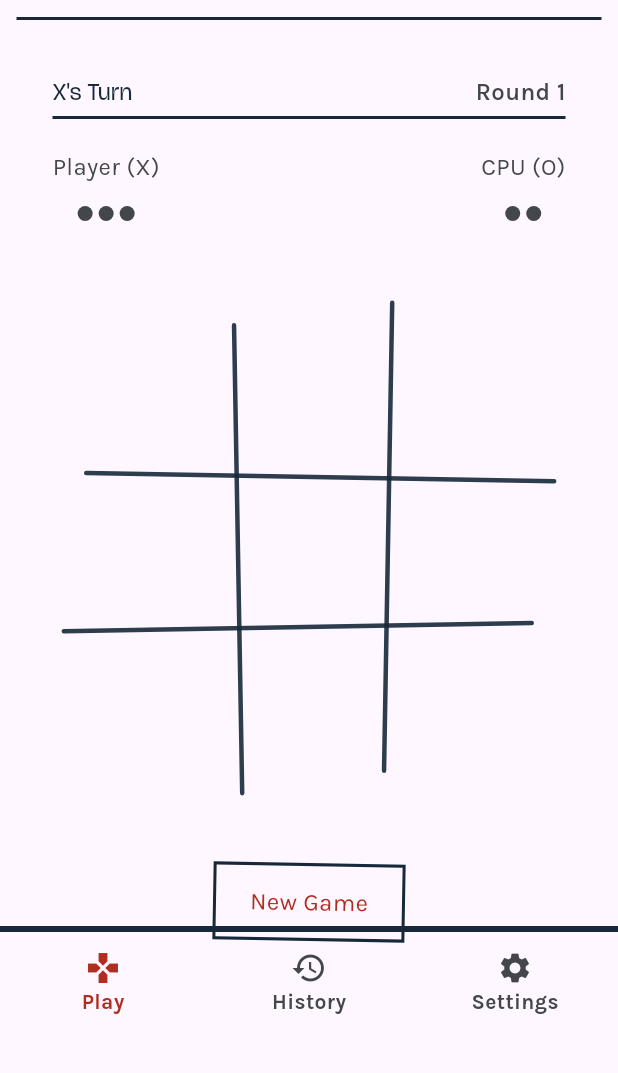
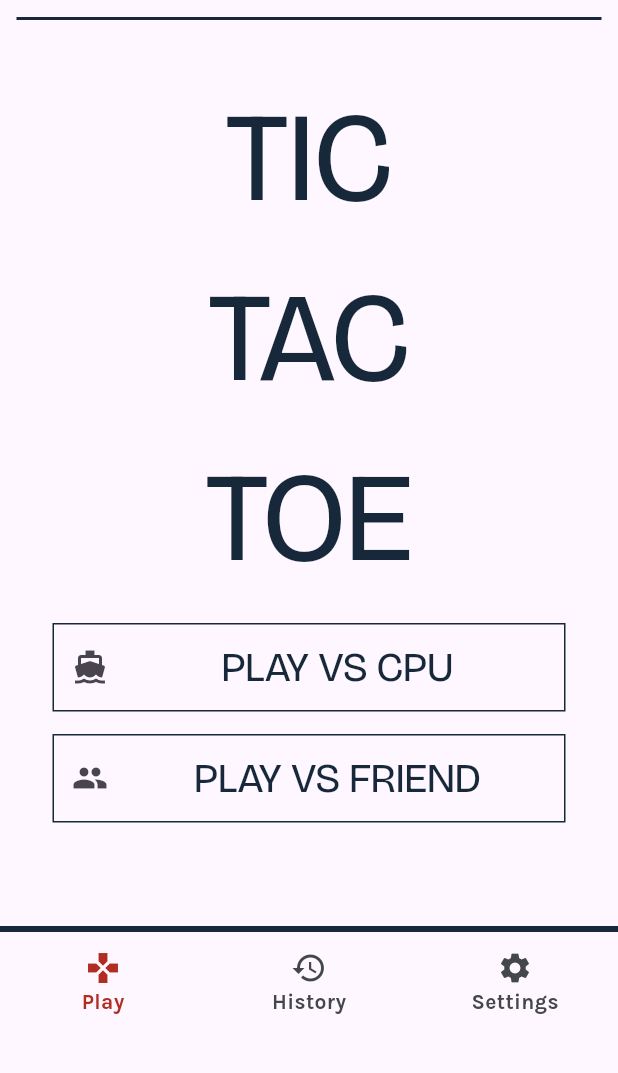
Before and after one commit to ujjwaltwitx/tic_tac_toe, a Flutter app: the screen it shows after launch, on a phone screen of 412 x 824 dp, the part 127-1200 px from its top. Run offline on Flutter 3.47's test engine with Material 3 defaults, Android fonts, the phone set to English and light mode, and no system bars.

Commit message:
UI: Creted Home Page

```diff
--- /dev/null
+++ b/lib/feature/game/ui/screens/mainmenu_screen.dart
@@ -0,0 +1,179 @@
+// import 'dart:math';
+
+// import 'package:flutter/material.dart';
+// import 'package:tic_tac_toe/feature/game/domain/game_board_engine.dart';
+// import 'package:tic_tac_toe/feature/game/ui/widgets/game_board_widget.dart';
+// import 'package:tic_tac_toe/shared/custom_theme_data.dart';
+import 'package:tic_tac_toe/shared/custom_theme_data.dart';
+import 'package:tic_tac_toe/shared/widgets/navbar_widget.dart';
+
+import 'package:flutter/material.dart';
+
+class MyWidget extends StatelessWidget {
+  const MyWidget({super.key});
+
+  @override
+  Widget build(BuildContext context) {
+    return Scaffold(
+      body: Container(
+        width: MediaQuery.of(context).size.width,
+        height: MediaQuery.of(context).size.height,
+        padding: EdgeInsets.only(top: 50),
+
+        child: Stack(
+          alignment: Alignment.center,
+          children: [
+            Positioned(top: 0, child: _topBar()),
+
+            Positioned(
+              top: 80,
+              child: Container(height: 386, width: 185, child: tic_toe_logo()),
+            ),
+
+            Positioned(
+              top: 450,
+              child: Column(
+                children: [
+                  Container(
+                    height: 59,
+                    width: 342,
+                    decoration: BoxDecoration(
+                      border: Border.all(color: Color(0xff162839)),
+                    ),
+                    child: PlayVSCPU(),
+                  ),
+
+                  SizedBox(height: 15),
+
+                  Container(
+                    height: 59,
+                    width: 342,
+                    decoration: BoxDecoration(
+                      border: Border.all(color: Color(0xff162839)),
+                    ),
+                    child: PlaywithFriend(),
+                  ),
+                ],
+              ),
+            ),
+
+            Positioned(bottom: 50, child: CustomNavigationBar()),
+          ],
+        ),
+      ),
+    );
+  }
+
+  Positioned PlayVSCPU() {
+    return Positioned(
+      child: Row(
+        mainAxisSize: MainAxisSize.max,
+        mainAxisAlignment: MainAxisAlignment.spaceBetween,
+        children: [
+          IconButton(onPressed: () {}, icon: Icon(Icons.directions_boat)),
+          Text(
+            "PLAY VS CPU",
+            style: TextStyle(
+              fontSize: 28,
+              fontWeight: FontWeight.normal,
+              fontFamily: CustomThemeData.fontFamilyBricolage,
+              color: Color(0xff162839),
+            ),
+          ),
+          SizedBox(width: 10),
+        ],
+      ),
+    );
+  }
+
+  Positioned PlaywithFriend() {
+    return Positioned(
+      child: Row(
+        mainAxisSize: MainAxisSize.max,
+        mainAxisAlignment: MainAxisAlignment.spaceBetween,
+        children: [
+          IconButton(onPressed: () {}, icon: Icon(Icons.people)),
+          Text(
+            "PLAY VS FRIEND",
+            style: TextStyle(
+              fontSize: 28,
+              fontWeight: FontWeight.normal,
+              fontFamily: CustomThemeData.fontFamilyBricolage,
+              color: Color(0xff162839),
+            ),
+          ),
+          SizedBox(width: 10),
+        ],
+      ),
+    );
+  }
+
+  Widget _topBar() {
+    return Container(
+      width: 390,
+      height: 48,
+      alignment: Alignment.center,
+      decoration: BoxDecoration(
+        border: Border(bottom: BorderSide(color: Color(0xff162839), width: 2)),
+      ),
+      child: Row(
+        mainAxisSize: MainAxisSize.max,
+        mainAxisAlignment: MainAxisAlignment.spaceBetween,
+        children: [
+          IconButton(onPressed: () {}, icon: Icon(Icons.menu)),
+          Text(
+            "Tic Tac Toe",
+            style: TextStyle(
+              fontSize: 16,
+              fontWeight: FontWeight.normal,
+              fontFamily: CustomThemeData.fontFamilyBricolage,
+              color: Color(0xff162839),
+            ),
+          ),
+          IconButton(onPressed: () {}, icon: Icon(Icons.settings)),
+        ],
+      ),
+    );
+  }
+}
+
+class tic_toe_logo extends StatelessWidget {
+  const tic_toe_logo({super.key});
+
+  @override
+  Widget build(BuildContext context) {
+    return Column(
+      //mainAxisAlignment: MainAxisAlignment.spaceBetween,
+      crossAxisAlignment: CrossAxisAlignment.center,
+      children: [
+        Text(
+          "TIC",
+          style: TextStyle(
+            fontSize: 84,
+            fontWeight: FontWeight.normal,
+            fontFamily: CustomThemeData.fontFamilyBricolage,
+            color: Color(0xff162839),
+          ),
+        ),
+        Text(
+          "TAC",
+          style: TextStyle(
+            fontSize: 84,
+            fontWeight: FontWeight.normal,
+            fontFamily: CustomThemeData.fontFamilyBricolage,
+            color: Color(0xff162839),
+          ),
+        ),
+        Text(
+          "TOE",
+          style: TextStyle(
+            fontSize: 84,
+            fontWeight: FontWeight.normal,
+            fontFamily: CustomThemeData.fontFamilyBricolage,
+            color: Color(0xff162839),
+          ),
+        ),
+      ],
+    );
+  }
+}
--- a/lib/main.dart
+++ b/lib/main.dart
@@ -1,4 +1,5 @@
 import 'package:flutter/material.dart';
+import 'package:tic_tac_toe/feature/game/ui/screens/mainmenu_screen.dart';
 
 import 'feature/game/ui/screens/game_screen.dart';
 
@@ -156,7 +157,7 @@ class _MyHomePageState extends State<MyHomePage> {
 
   @override
   Widget build(BuildContext context) {
-    return GameScreen();
+    return MyWidget();
     // return Scaffold(
     //   appBar: AppBar(title: Text('Tic-Tac-Toe'), centerTitle: true),
 
```
